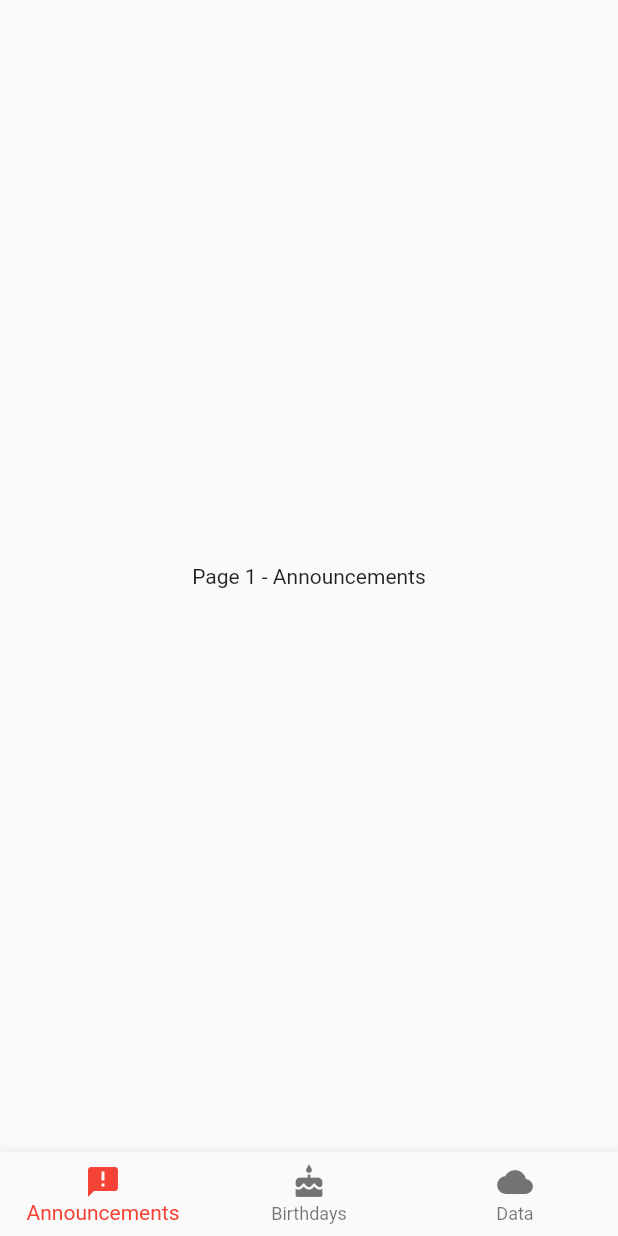
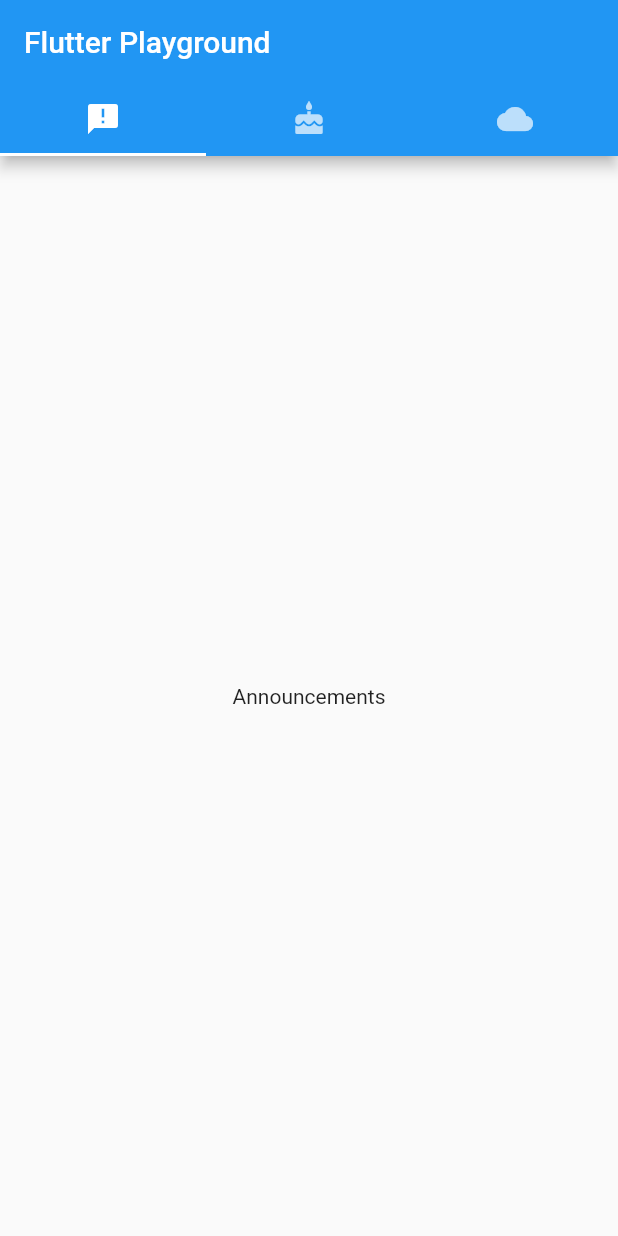
Before and after one commit to lqlongvn/flutter_app, a Flutter app: the screen it shows after launch, on a phone screen of 412 x 824 dp. Run offline on Flutter 3.47's test engine with Material 2 defaults, Android fonts, the phone set to English and light mode, and no system bars.

```diff
--- a/lib/main.dart
+++ b/lib/main.dart
@@ -1,43 +1,29 @@
 
 import 'package:flutter/material.dart';
 void main() => runApp(MyApp());
-class MyApp extends StatefulWidget {
-  MyApp({Key key}) : super(key : key);
-  @override
-  _MyApp createState() => _MyApp();
-}
-class _MyApp extends State {
-  var _currentPage = 0;
-  var _pages = [
-    Text("Page 1 - Announcements"),
-    Text("Page 2 - Birthdays"),
-    Text("Page 3 - Data")
-  ];
+class MyApp extends StatelessWidget {
   @override
   Widget build(BuildContext context) {
-    return MaterialApp(title : "Flutter Playground",
-        home : Scaffold(
-            body : Center(child : _pages.elementAt(_currentPage)),
-            bottomNavigationBar : BottomNavigationBar(
-                items : [
-                  BottomNavigationBarItem(
-                      icon : Icon(Icons.announcement),
-                      title : Text("Announcements")
-                  ),
-                  BottomNavigationBarItem(
-                      icon : Icon(Icons.cake),
-                      title : Text("Birthdays")
-                  ),
-                  BottomNavigationBarItem(
-                      icon : Icon(Icons.cloud),
-                      title : Text("Data")
-                  ),
-                ],
-                currentIndex : _currentPage,
-                fixedColor : Colors.red,
-                onTap : (int inIndex) {
-                  setState(() { _currentPage = inIndex; });
-                }
+    return MaterialApp(
+        home : DefaultTabController(
+            length : 3,
+            child : Scaffold(
+                appBar : AppBar(title : Text("Flutter Playground"),
+                    bottom : TabBar(
+                        tabs : [
+                          Tab(icon : Icon(Icons.announcement)),
+                          Tab(icon : Icon(Icons.cake)),
+                          Tab(icon : Icon(Icons.cloud))
+                        ]
+                    )
+                ),
+                body : TabBarView(
+                    children : [
+                      Center(child : Text("Announcements")),
+                      Center(child : Text("Birthdays")),
+                      Center(child : Text("Data"))
+                    ]
+                )
             )
         )
     );
```
